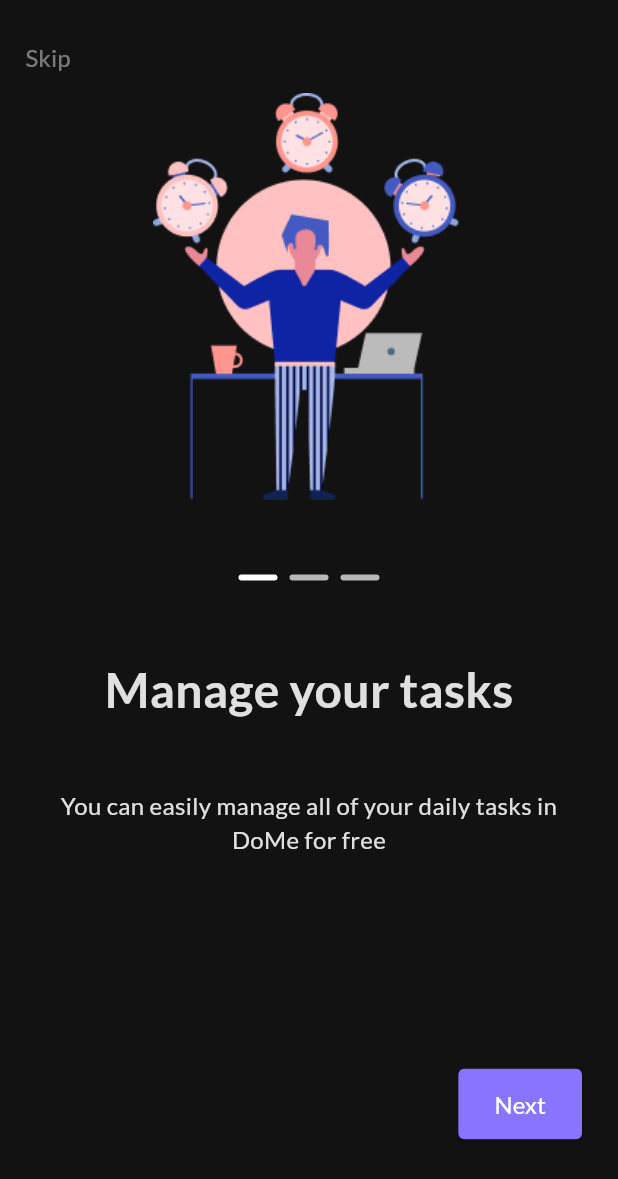
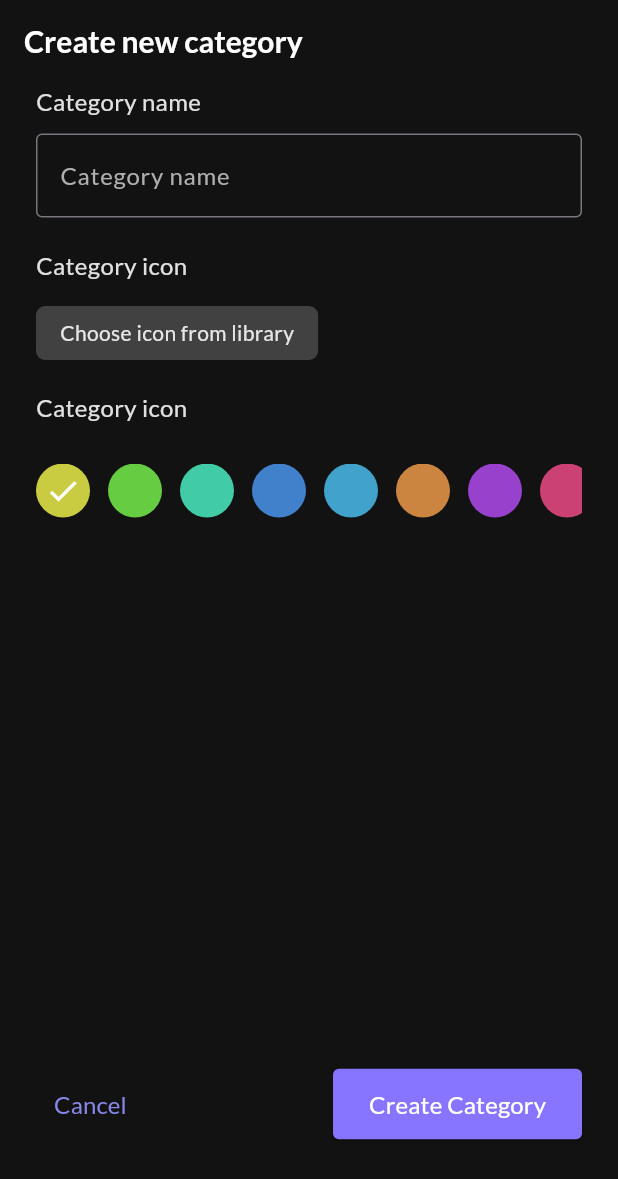
Before and after one commit to duongthai2003/flutter-up-todo, a Flutter app: the screen it shows after launch, on a phone screen of 412 x 824 dp. Shown: the top 1179 px of the screen. Run offline on Flutter 3.47's test engine with Material 3 defaults, Android fonts, the phone set to English and light mode, and no system bars; our stand-ins replace easy_localization, google_fonts, shared_preferences.

Commit message:
category

```diff
--- a/assets/translations/en.json
+++ b/assets/translations/en.json
@@ -3,5 +3,15 @@
     "welcome_description": "Please login to your account or create new account to continue",
     "change_language": "Change Language",
     "login": "Login",
-    "create_account": "Create Account"
+    "create_account": "Create Account",
+    "cancel": "Cancel",
+    "category":{
+        "create_new_category": "Create new category",
+        "edit_category": "Edit category",
+        "category_name": "Category name",
+        "category_icon": "Category icon",
+        "choose_icon_from_library": "Choose icon from library",
+        "create_category": "Create Category"
+    }
+
 }
--- a/assets/translations/vi.json
+++ b/assets/translations/vi.json
@@ -3,5 +3,15 @@
     "welcome_description": "Vui lòng đăng nhập vào tài khoản của bạn hoặc tạo tài khoản mới để tiếp tục",
     "change_language": "Đổi ngôn ngữ",
     "login": "Đăng nhập",
-    "create_account": "Tạo tài khoản"
+    "create_account": "Tạo tài khoản",
+    "cancel": "Hủy",
+    "category":{
+        "create_new_category": "Tạo danh mục",
+        "edit_category": "Sửa danh mục",
+        "category_name": "Tên danh mục",
+        "category_icon": "Icon danh mục",
+        "choose_icon_from_library": "Chọn icon từ thư viện",
+        "create_category": "Tạo danh mục"
+    }
+
 }
--- a/lib/main.dart
+++ b/lib/main.dart
@@ -1,5 +1,6 @@
 import 'package:easy_localization/easy_localization.dart';
 import 'package:fluter_app/ui/auth/login/login.dart';
+import 'package:fluter_app/ui/category/createOrEditCategory.dart';
 import 'package:fluter_app/ui/main/mainPage.dart';
 import 'package:fluter_app/ui/onBoarding/onBoardingPageView.dart';
 import 'package:fluter_app/ui/splash/splash.dart';
@@ -39,7 +40,7 @@
       localizationsDelegates: context.localizationDelegates,
       supportedLocales: context.supportedLocales,
       locale: context.locale,
-      home: const SplashScreen(),
+      home: const CreateOrEditCategory(),
     );
   }
 }
--- /dev/null
+++ b/lib/ui/category/createOrEditCategory.dart
@@ -0,0 +1,254 @@
+import 'package:easy_localization/easy_localization.dart';
+import 'package:flutter/material.dart';
+
+class CreateOrEditCategory extends StatefulWidget {
+  const CreateOrEditCategory({super.key});
+
+  @override
+  State<CreateOrEditCategory> createState() => _CreateOrEditCategoryState();
+}
+
+class _CreateOrEditCategoryState extends State<CreateOrEditCategory> {
+  final _nameCategoryController = TextEditingController();
+
+  final List<Color> _colorsDataSource = [
+    const Color(0xFFC9CC41),
+
+    const Color(0xFF66CC41),
+    const Color(0xFF41CCA7),
+    const Color(0xFF4181CC),
+    const Color(0xFF41A2CC),
+    const Color(0xFFCC8441),
+    const Color(0xFF9741CC),
+    const Color(0xFFCC4173),
+  ];
+  //  nếu muốn gán luôn khi ở phần trên khai báo thì dùng 1 trong 3 cách :
+  // 1. late Color? selectedColor = _colorsDataSource[0];
+  // 2. khai báo _colorsDataSource  là static const
+  // 3. khai báo trong initState()
+  // ==> nếu khoognn dùng các cách trên thì  nó báo lỗi vì: Khi tạo object, các initializer của field chạy trước constructor và trước initState. Ở thời điểm đó Dart chưa cho phép dùng this hay field khác của cùng instance, kể cả khi field đó khai báo phía trên. Lý do là thứ tự khởi tạo field không được phép phụ thuộc lẫn nhau.
+
+  late Color? selectedColor = _colorsDataSource[0];
+
+  // khai báo 1 lần khi chạy lần đầu tiên
+  // @override
+  // void initState() {
+  //   super.initState();
+  //   _colorsDataSource.addAll([
+  //     const Color(0xFFC9CC41),
+
+  //     const Color(0xFF66CC41),
+  //     const Color(0xFF41CCA7),
+  //     const Color(0xFF4181CC),
+  //     const Color(0xFF41A2CC),
+  //     const Color(0xFFCC8441),
+  //     const Color(0xFF9741CC),
+  //     const Color(0xFFCC4173),
+  //   ]);
+  //   selectedColor = _colorsDataSource[0];
+  // }
+
+  @override
+  Widget build(BuildContext context) {
+    return Scaffold(
+      backgroundColor: Color(0xFF121212),
+      appBar: AppBar(
+        backgroundColor: Colors.transparent,
+        title: Text(
+          "category.create_new_category".tr(),
+          style: TextStyle(
+            color: Colors.white,
+            fontSize: 20,
+            fontWeight: FontWeight.w700,
+          ),
+        ),
+      ),
+      body: _buildBody(context),
+    );
+  }
+
+  Widget _buildBody(BuildContext context) {
+    return Container(
+      margin: EdgeInsets.symmetric(horizontal: 24),
+      child: Column(
+        spacing: 20,
+        mainAxisAlignment: MainAxisAlignment.start,
+        crossAxisAlignment: CrossAxisAlignment.start,
+        children: [
+          Expanded(
+            child: Column(
+              spacing: 20,
+              mainAxisAlignment: MainAxisAlignment.start,
+              crossAxisAlignment: CrossAxisAlignment.start,
+              children: [
+                _categoryNameField(),
+                _categoryIconField(),
+                _categoryColor(),
+              ],
+            ),
+          ),
+          _bottomButton(),
+        ],
+      ),
+    );
+  }
+
+  Widget _categoryNameField() {
+    return Container(
+      child: Column(
+        mainAxisAlignment: MainAxisAlignment.start,
+        crossAxisAlignment: CrossAxisAlignment.start,
+        children: [
+          _titleField("category.category_name".tr()),
+          Container(
+            margin: EdgeInsets.only(top: 10),
+            child: TextFormField(
+              controller: _nameCategoryController, //để lấy value từ textfield
+              style: TextStyle(color: Colors.white, fontSize: 16),
+              decoration: InputDecoration(
+                // hintText tương đương với placeholder
+                hintText: "category.category_name".tr(),
+                hintStyle: TextStyle(color: Color(0xFFAFAFAF), fontSize: 16),
+                border: OutlineInputBorder(
+                  borderRadius: BorderRadius.circular(4),
+                  borderSide: BorderSide(width: 1, color: Color(0xF979797)),
+                ),
+              ),
+            ),
+          ),
+        ],
+      ),
+    );
+  }
+
+  Widget _categoryIconField() {
+    return Container(
+      child: Column(
+        spacing: 16,
+        mainAxisAlignment: MainAxisAlignment.start,
+        crossAxisAlignment: CrossAxisAlignment.start,
+        children: [
+          _titleField("category.category_icon".tr()),
+          GestureDetector(
+            onTap: () {
+              print("choose icon from library");
+            },
+            child: Container(
+              padding: EdgeInsets.symmetric(horizontal: 16, vertical: 8),
+              decoration: BoxDecoration(
+                borderRadius: BorderRadius.circular(6),
+                color: Colors.white.withValues(alpha: 0.20),
+              ),
+
+              child: Text(
+                "category.choose_icon_from_library".tr(),
+                style: TextStyle(
+                  color: Colors.white.withValues(alpha: 0.87),
+                  fontSize: 14,
+                  fontWeight: FontWeight.w400,
+                ),
+              ),
+            ),
+          ),
+        ],
+      ),
+    );
+  }
+
+  Widget _categoryColor() {
+    return Container(
+      child: Column(
+        spacing: 16,
+        mainAxisAlignment: MainAxisAlignment.start,
+        crossAxisAlignment: CrossAxisAlignment.start,
+        children: [
+          _titleField("category.category_icon".tr()),
+
+          Container(
+            margin: EdgeInsets.only(top: 10),
+            width: double.infinity,
+            height: 36,
+            child: ListView.builder(
+              scrollDirection: Axis.horizontal, // chiều cuộn ngang
+              itemBuilder: (context, index) {
+                final colorItem = _colorsDataSource[index];
+                final isSelected = selectedColor == colorItem;
+                return GestureDetector(
+                  onTap: () {
+                    print("click on: ${index}");
+                    setState(() {
+                      selectedColor = colorItem;
+                    });
+                  },
+                  child: Container(
+                    width: 36,
+                    height: 36,
+                    margin: EdgeInsets.only(right: 12),
+                    decoration: BoxDecoration(
+                      borderRadius: BorderRadius.circular(36 / 2),
+                      color: colorItem,
+                    ),
+                    child: isSelected
+                        ? Icon(Icons.check, color: Colors.white)
+                        : null,
+                  ),
+                );
+              },
+              itemCount: _colorsDataSource.length,
+            ),
+          ),
+        ],
+      ),
+    );
+  }
+
+  Widget _titleField(String title) {
+    return Text(
+      title,
+      style: TextStyle(
+        fontSize: 16,
+        color: Colors.white.withValues(alpha: 0.87),
+      ),
+    );
+  }
+
+  Widget _bottomButton() {
+    return Container(
+      margin: EdgeInsets.only(bottom: 64),
+      child: Row(
+        mainAxisAlignment: MainAxisAlignment.spaceBetween,
+        children: [
+          TextButton(
+            onPressed: () {},
+            child: Text(
+              "cancel".tr(),
+              style: TextStyle(fontSize: 16, color: Color(0xFF8687E7)),
+            ),
+          ),
+          ElevatedButton(
+            style: ElevatedButton.styleFrom(
+              backgroundColor: Color(0xFF8875FF),
+              padding: EdgeInsets.symmetric(vertical: 12, horizontal: 24),
+              shape: RoundedRectangleBorder(
+                borderRadius: BorderRadius.circular(4),
+              ),
+            ),
+            onPressed: () {
+              _handleCreateCategory();
+            },
+            child: Text(
+              "category.create_category".tr(),
+              style: TextStyle(fontSize: 16, color: Colors.white),
+            ),
+          ),
+        ],
+      ),
+    );
+  }
+
+  void _handleCreateCategory() {
+    final categoryName = _nameCategoryController.text;
+    final categoryColor = selectedColor;
+    print("categoryName: $categoryName, categoryColor: $categoryColor");
+  }
+}
```
